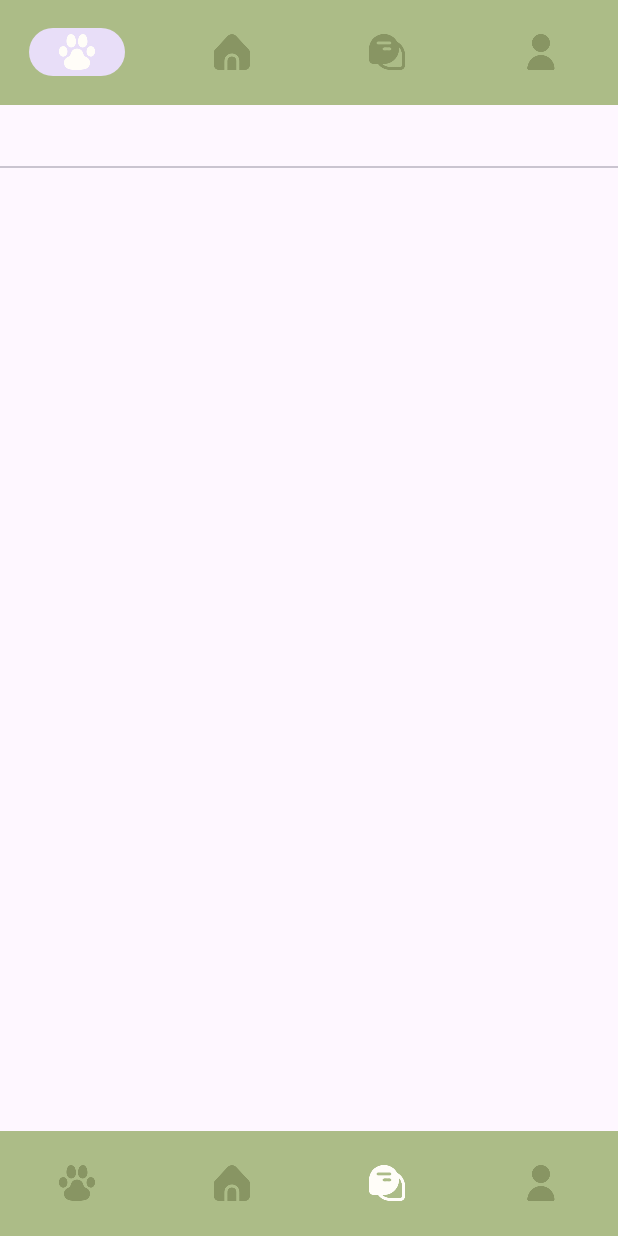
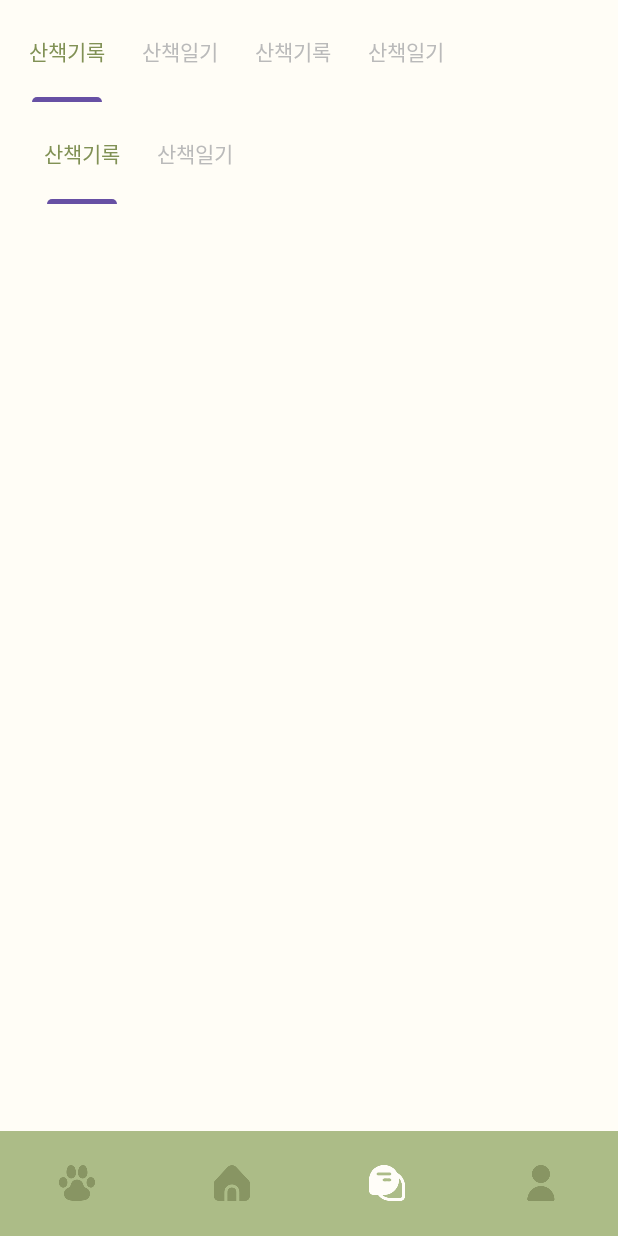
Before and after one commit to yammmit/PotpyTown, an Android app: the MainActivity screen opened directly, with no data from a screen before it, item 3 of the bottom bar chosen, on a phone screen of 412 x 824 dp. Run offline under Robolectric (Android 15) with nearby library versions, the light colour scheme and no system bars; libraries missing offline, so code that uses them is left out: retrofit2.converter.simplexml; 4 statements that could not run were skipped.

Commit message:
modi : 기록 초기설정 수정

```diff
--- a/app/src/main/java/com/example/potpytown/DiaryTab.java
+++ b/app/src/main/java/com/example/potpytown/DiaryTab.java
@@ -11,6 +11,6 @@
 
     @Override
     public View onCreateView(LayoutInflater inflater, ViewGroup container, Bundle savedInstanceState) {
-        return inflater.inflate(R.layout.activity_diary, container, false);
+        return inflater.inflate(R.layout.fragment_record, container, false);
     }
 }
--- a/app/src/main/java/com/example/potpytown/MainActivity.java
+++ b/app/src/main/java/com/example/potpytown/MainActivity.java
@@ -20,7 +20,9 @@
         // BottomNavigationView 초기화
         bottomNavigationView = findViewById(R.id.bottom_navigation);
 
-        // 기본 프래그먼트 로드 (예: HomeFragment)
+        bottomNavigationView.setSelectedItemId(R.id.nav_home);
+
+        // 기본 프래그먼트 로드
         if (savedInstanceState == null) {
             getSupportFragmentManager().beginTransaction()
                     .replace(R.id.fragment_container, new HomeFragment())
--- a/app/src/main/java/com/example/potpytown/RecordFragment.java
+++ b/app/src/main/java/com/example/potpytown/RecordFragment.java
@@ -8,23 +8,20 @@
 
 import androidx.annotation.NonNull;
 import androidx.annotation.Nullable;
-import androidx.appcompat.widget.Toolbar;
 import androidx.fragment.app.Fragment;
-import androidx.fragment.app.FragmentManager;
 import androidx.fragment.app.FragmentTransaction;
 
 import com.google.android.material.tabs.TabLayout;
 
 public class RecordFragment extends Fragment {
 
-    private Toolbar toolbar;
     private RecordTab recordTab;
     private DiaryTab diaryTab;
 
     @Nullable
     @Override
     public View onCreateView(@NonNull LayoutInflater inflater, @Nullable ViewGroup container, @Nullable Bundle savedInstanceState) {
-        // fragment_record.xml 레이아웃을 inflate합니다.
+        // Fragment 레이아웃을 inflate
         return inflater.inflate(R.layout.fragment_record, container, false);
     }
 
@@ -32,62 +29,52 @@
     public void onViewCreated(@NonNull View view, @Nullable Bundle savedInstanceState) {
         super.onViewCreated(view, savedInstanceState);
 
-        // 툴바 초기화
-        toolbar = view.findViewById(R.id.toolbar);
-        if (getActivity() instanceof MainActivity) {
-            ((MainActivity) getActivity()).setSupportActionBar(toolbar);
-        }
+        TabLayout tabs = view.findViewById(R.id.tabs);
 
-        // 탭 초기화
+        // RecordTab 및 DiaryTab 인스턴스 생성
         recordTab = new RecordTab();
         diaryTab = new DiaryTab();
 
-        // 기본 탭 설정
-        replaceFragment(recordTab);
+        // 기본 탭을 RecordTab으로 설정
+        showSelectedTab(recordTab);
 
-        // TabLayout 초기화
-        TabLayout tabs = view.findViewById(R.id.tabs);
+        // TabLayout에 탭 추가
         tabs.addTab(tabs.newTab().setText("산책기록"));
         tabs.addTab(tabs.newTab().setText("산책일기"));
 
-        // 탭 선택 리스너 설정
+        // 탭 클릭 이벤트 설정
         tabs.addOnTabSelectedListener(new TabLayout.OnTabSelectedListener() {
             @Override
             public void onTabSelected(TabLayout.Tab tab) {
+                Fragment selected = null;
                 int position = tab.getPosition();
-                Log.d("RecordFragment", "선택된 탭 : " + position);
+                Log.d("RecordFragment", "선택된 탭: " + position);
 
-                Fragment selected = null;
                 if (position == 0) {
                     selected = recordTab;
                 } else if (position == 1) {
                     selected = diaryTab;
                 }
 
-                replaceFragment(selected);
+                // 선택된 탭에 해당하는 프래그먼트 표시
+                showSelectedTab(selected);
             }
 
             @Override
             public void onTabUnselected(TabLayout.Tab tab) {
-                // 탭이 선택 해제되었을 때 처리할 코드 (필요 시 구현)
+                // 처리 필요 없음
             }
 
             @Override
             public void onTabReselected(TabLayout.Tab tab) {
-                // 이미 선택된 탭이 다시 선택되었을 때 처리할 코드 (필요 시 구현)
+                // 처리 필요 없음
             }
         });
     }
 
-    /**
-     * 프래그먼트를 교체하는 메서드
-     *
-     * @param fragment 교체할 프래그먼트
-     */
-    private void replaceFragment(Fragment fragment) {
-        FragmentManager fragmentManager = getChildFragmentManager();
-        FragmentTransaction transaction = fragmentManager.beginTransaction();
-        transaction.replace(R.id.container, fragment);
+    private void showSelectedTab(Fragment fragment) {
+        FragmentTransaction transaction = requireActivity().getSupportFragmentManager().beginTransaction();
+        transaction.replace(R.id.record_container, fragment); // container는 프래그먼트를 표시할 영역의 ID
         transaction.commit();
     }
 }
--- a/app/src/main/res/layout/fragment_record.xml
+++ b/app/src/main/res/layout/fragment_record.xml
@@ -4,48 +4,58 @@
     xmlns:app="http://schemas.android.com/apk/res-auto"
     xmlns:tools="http://schemas.android.com/tools"
     android:layout_width="match_parent"
-    android:layout_height="match_parent">
-
-    <!-- Toolbar -->
-    <androidx.appcompat.widget.Toolbar
-        android:id="@+id/toolbar"
-        android:layout_width="match_parent"
-        android:layout_height="wrap_content"
-        app:title="My Toolbar"
-        app:layout_constraintTop_toTopOf="parent"
-        app:layout_constraintStart_toStartOf="parent"
-        app:layout_constraintEnd_toEndOf="parent" />
+    android:layout_height="match_parent"
+    android:background="@color/background">
 
     <!-- TabLayout -->
+
+    <!-- Fragment Container -->
     <com.google.android.material.tabs.TabLayout
         android:id="@+id/tabs"
+        android:layout_width="wrap_content"
+        android:layout_height="68dp"
+        android:background="@color/background"
+        app:layout_constraintEnd_toEndOf="parent"
+        app:layout_constraintHorizontal_bias="0.066"
+        app:layout_constraintStart_toStartOf="parent"
+        app:layout_constraintTop_toTopOf="parent"
+        app:tabRippleColor="@color/transparent"
+        app:tabTextColor="@color/style_tab">
+
+        <com.google.android.material.tabs.TabItem
+            android:layout_width="match_parent"
+            android:layout_height="match_parent"
+            android:text="산책기록" />
+
+        <com.google.android.material.tabs.TabItem
+            android:layout_width="match_parent"
+            android:layout_height="match_parent"
+            android:text="산책일기" />
+
+    </com.google.android.material.tabs.TabLayout>
+
+    <FrameLayout
+        android:id="@+id/record_container"
         android:layout_width="match_parent"
-        android:layout_height="wrap_content"
-        app:layout_constraintTop_toBottomOf="@id/toolbar"
+        android:layout_height="0dp"
+        app:layout_constraintTop_toBottomOf="@id/tabs"
         app:layout_constraintStart_toStartOf="parent"
         app:layout_constraintEnd_toEndOf="parent"
-        app:tabContentStart="0dp" />
+        app:layout_constraintBottom_toBottomOf="parent" />
 
-    <!-- Fragment Container -->
-    <FrameLayout
-        android:id="@+id/container"
-        android:layout_width="match_parent"
-        android:layout_height="match_parent"
-        android:layout_below="@id/tabs"
-        app:layout_constraintTop_toTopOf="parent"
-        app:layout_constraintStart_toStartOf="parent"
-        app:layout_constraintEnd_toEndOf="parent" />
-
-    <!-- 하단 내비게이션 바 -->
+    <!-- 하단 내비게이션 바 (주석 처리된 상태) -->
+    <!--
     <com.google.android.material.bottomnavigation.BottomNavigationView
         android:id="@+id/bottom_navigation"
         android:layout_width="match_parent"
         android:layout_height="70dp"
+        android:layout_marginBottom="0dp"
         android:layout_gravity="bottom"
         android:background="@drawable/bottom_nav_background"
         app:itemIconTint="@color/nav_item_colors"
         app:labelVisibilityMode="unlabeled"
         app:menu="@menu/bottom_nav_menu"
         tools:ignore="MissingConstraints" />
+    -->
 
 </androidx.constraintlayout.widget.ConstraintLayout>
```
Also changed, not shown: app/src/main/res/layout/activity_diary.xml (deleted, +0 -8 lines), app/src/main/res/layout/fragment_diary_tab.xml (added, +8 -0 lines), app/src/main/res/layout/fragment_record_tab.xml (added, +97 -0 lines), app/src/main/java/com/example/potpytown/network/WeatherInterface.kt (line endings or trailing spaces).
